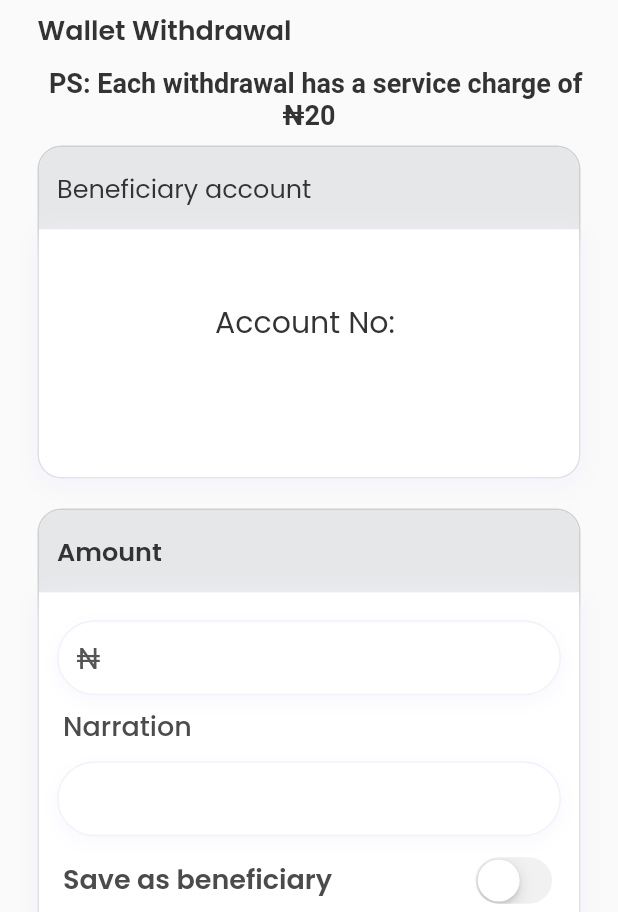
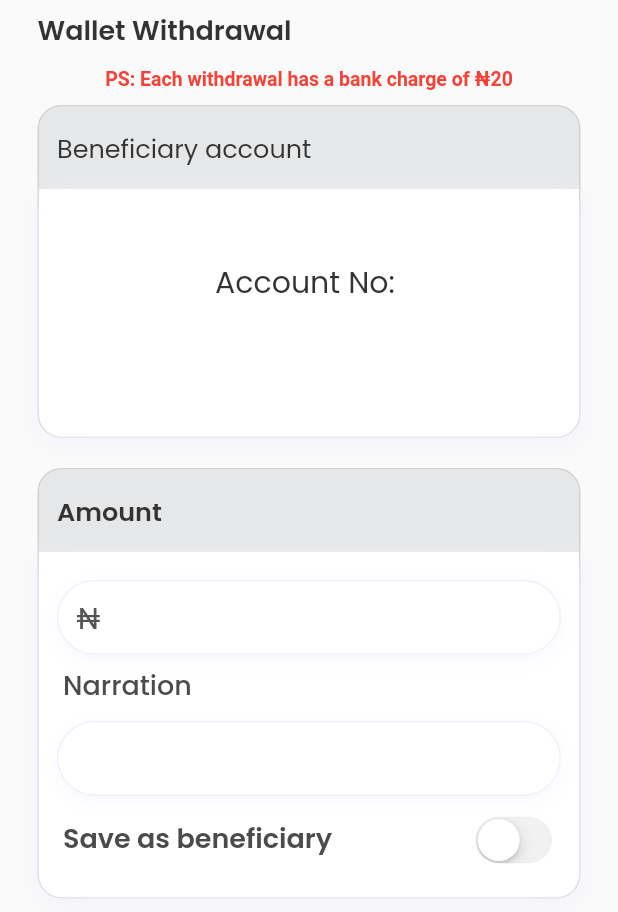
Before and after one commit to TechExpand/fixgree, a Flutter app: the WalletWithdrawCompleteWithdrawal screen opened directly with empty values, on a phone screen of 412 x 824 dp, the part 324-1236 px from its top. Run offline on Flutter 3.47's test engine with Material 2 defaults, Android fonts, the phone set to English and light mode, and no system bars; our stand-ins replace bubble, cloud_firestore, connectivity_plus, device_info, dio, file and 22 more; missing offline and left inert: agora_rtc_engine, app_settings, audioplayer, autocomplete_textfield, clipboard, fl_toast and 9 more; accounts and stored records are empty; network calls fail; statements that could not run were skipped.

Commit message:
updated code for pops

```diff
--- a/lib/Screens/GeneralUsers/Wallet/WalletWithdrawCompleteWithdrawal.dart
+++ b/lib/Screens/GeneralUsers/Wallet/WalletWithdrawCompleteWithdrawal.dart
@@ -83,12 +83,12 @@ class _WalletWithdrawCompleteWithdrawalState
             ),
             Container(
               margin: const EdgeInsets.only(top: 5, right: 20, left: 20),
-              child: Text('  PS: Each withdrawal has a service charge of ₦20',
+              child: Text('PS: Each withdrawal has a bank charge of ₦20',
                   style: TextStyle(
-                      fontSize: 18,
+                      fontSize: 13,
                       fontFamily: 'Roboto',
-                      color: Color(0xFF333333),
-                      fontWeight: FontWeight.w600), textAlign: TextAlign.center,),
+                      color: Colors.red,
+                      fontWeight: FontWeight.bold), textAlign: TextAlign.center,),
             ),
             Container(
               margin: const EdgeInsets.only(top: 10, right: 25, left: 25),
```
